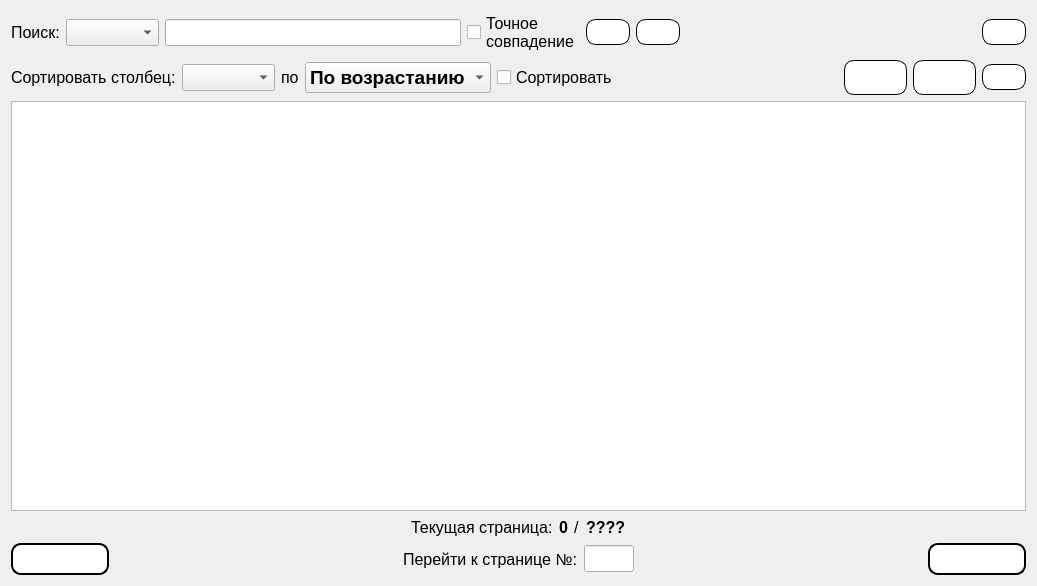
Old version of the form Gui/TabWidgets/Admin/stuffusers.ui in the repository MyEdit/Casino_Client.
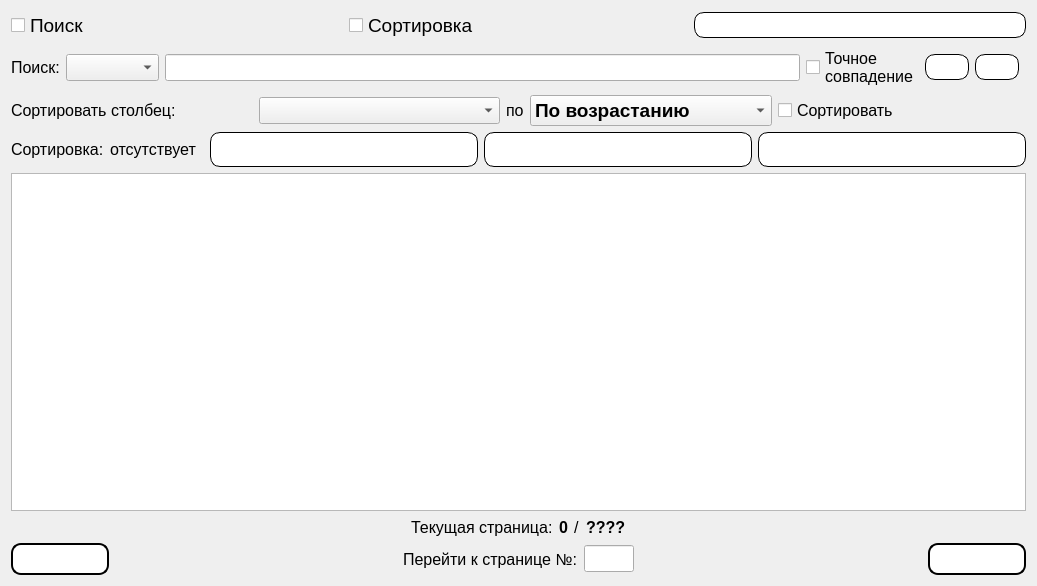
New version of the form. Icons and pictures are not drawn.

What changed in the file:
```diff
--- a/Gui/TabWidgets/Admin/stuffusers.ui
+++ b/Gui/TabWidgets/Admin/stuffusers.ui
@@ -14,6 +14,78 @@
    <string>Form</string>
   </property>
   <layout class="QVBoxLayout" name="verticalLayout">
+   <item>
+    <layout class="QHBoxLayout" name="horizontalLayout_2">
+     <item>
+      <widget class="QCheckBox" name="checkBox_Search">
+       <property name="font">
+        <font>
+         <family>Segoe UI</family>
+         <pointsize>14</pointsize>
+        </font>
+       </property>
+       <property name="text">
+        <string>Поиск</string>
+       </property>
+      </widget>
+     </item>
+     <item>
+      <widget class="QCheckBox" name="checkBox_Sorting">
+       <property name="font">
+        <font>
+         <family>Segoe UI</family>
+         <pointsize>14</pointsize>
+        </font>
+       </property>
+       <property name="text">
+        <string>Сортировка</string>
+       </property>
+      </widget>
+     </item>
+     <item>
+      <spacer name="horizontalSpacer_2">
+       <property name="orientation">
+        <enum>Qt::Horizontal</enum>
+       </property>
+      </spacer>
+     </item>
+     <item>
+      <widget class="QPushButton" name="refreshData">
+       <property name="styleSheet">
+        <string notr="true">QPushButton {
+    background-color: white;
+    border: 1px solid black;
+    border-radius: 10px;
+    padding: 5px;
+    color: black;
+}
+
+QPushButton:hover {
+    background-color: rgb(100, 88, 255);
+	color: white;
+}
+
+QPushButton:pressed {
+	background-color: rgba(220, 60, 190, 255);
+}</string>
+       </property>
+       <property name="text">
+        <string/>
+       </property>
+       <property name="icon">
+        <iconset resource="../../../resources.qrc">
+         <normaloff>:/icons/resources/update.png</normaloff>:/icons/resources/update.png</iconset>
+       </property>
+       <property name="iconSize">
+        <size>
+         <width>32</width>
+         <height>32</height>
+        </size>
+       </property>
+      </widget>
+     </item>
+    </layout>
+   </item>
    <item>
     <layout class="QHBoxLayout" name="horizontalLayout_9">
      <item>
@@ -140,49 +212,8 @@
        <property name="orientation">
         <enum>Qt::Horizontal</enum>
        </property>
-       <property name="sizeHint" stdset="0">
-        <size>
-         <width>40</width>
-         <height>20</height>
-        </size>
-       </property>
       </spacer>
      </item>
-     <item>
-      <widget class="QPushButton" name="refreshData">
-       <property name="styleSheet">
-        <string notr="true">QPushButton {
-    background-color: white;
-    border: 1px solid black;
-    border-radius: 10px;
-    padding: 5px;
-    color: black;
-}
-
-QPushButton:hover {
-    background-color: rgb(100, 88, 255);
-	color: white;
-}
-
-QPushButton:pressed {
-	background-color: rgba(220, 60, 190, 255);
-}</string>
-       </property>
-       <property name="text">
-        <string/>
-       </property>
-       <property name="icon">
-        <iconset resource="../../../resources.qrc">
-         <normaloff>:/icons/resources/update.png</normaloff>:/icons/resources/update.png</iconset>
-       </property>
-       <property name="iconSize">
-        <size>
-         <width>32</width>
-         <height>32</height>
-        </size>
-       </property>
-      </widget>
-     </item>
     </layout>
    </item>
    <item>
@@ -277,11 +308,54 @@
        <property name="orientation">
         <enum>Qt::Horizontal</enum>
        </property>
-       <property name="sizeHint" stdset="0">
-        <size>
-         <width>40</width>
-         <height>20</height>
-        </size>
+      </spacer>
+     </item>
+    </layout>
+   </item>
+   <item>
+    <layout class="QHBoxLayout" name="horizontalLayout">
+     <item>
+      <widget class="QLabel" name="label_7">
+       <property name="sizePolicy">
+        <sizepolicy hsizetype="Fixed" vsizetype="Preferred">
+         <horstretch>0</horstretch>
+         <verstretch>0</verstretch>
+        </sizepolicy>
+       </property>
+       <property name="font">
+        <font>
+         <family>Segoe UI</family>
+         <pointsize>12</pointsize>
+        </font>
+       </property>
+       <property name="text">
+        <string>Сортировка:</string>
+       </property>
+      </widget>
+     </item>
+     <item>
+      <widget class="QLabel" name="label_8">
+       <property name="sizePolicy">
+        <sizepolicy hsizetype="Fixed" vsizetype="Preferred">
+         <horstretch>0</horstretch>
+         <verstretch>0</verstretch>
+        </sizepolicy>
+       </property>
+       <property name="font">
+        <font>
+         <family>Segoe UI</family>
+         <pointsize>12</pointsize>
+        </font>
+       </property>
+       <property name="text">
+        <string>отсутствует</string>
+       </property>
+      </widget>
+     </item>
+     <item>
+      <spacer name="horizontalSpacer">
+       <property name="orientation">
+        <enum>Qt::Horizontal</enum>
        </property>
       </spacer>
      </item>
@@ -356,9 +430,6 @@
 	background-color: rgba(220, 60, 190, 255);
 }</string>
        </property>
-       <property name="text">
-        <string/>
-       </property>
        <property name="icon">
         <iconset resource="../../../resources.qrc">
          <normaloff>:/icons/resources/edited.png</normaloff>:/icons/resources/edited.png</iconset>
@@ -373,6 +444,14 @@
      </item>
      <item>
       <widget class="QPushButton" name="deleteStuffUser">
+       <property name="font">
+        <font>
+         <family>Segoe UI</family>
+         <pointsize>14</pointsize>
+         <weight>75</weight>
+         <bold>true</bold>
+        </font>
+       </property>
        <property name="styleSheet">
         <string>QPushButton {
     background-color: white;
@@ -391,9 +470,6 @@
 	background-color: rgba(220, 60, 190, 255);
 }</string>
        </property>
-       <property name="text">
-        <string/>
-       </property>
        <property name="icon">
         <iconset resource="../../../resources.qrc">
          <normaloff>:/icons/resources/delete.png</normaloff>:/icons/resources/delete.png</iconset>
```
Left out of the diff: 2 changed lines with no effect on the pictures.
